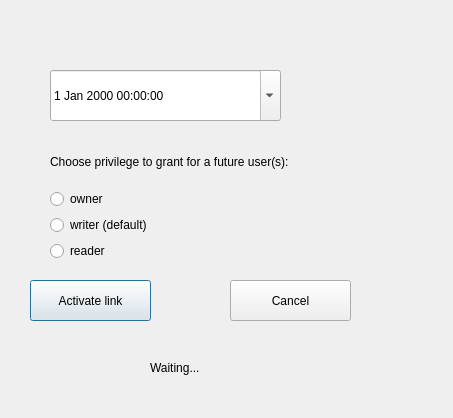
The window that GUI/SymposiumGui/activetimerlink.ui (RickZack/Symposium) describes before a commit, drawn with Qt 5.
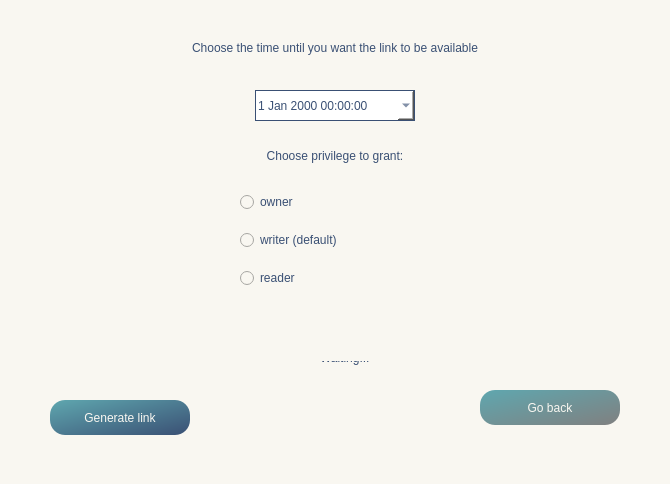
The same window after the commit. Icons and pictures are not drawn.

Patch:
```diff
--- a/GUI/SymposiumGui/activetimerlink.ui
+++ b/GUI/SymposiumGui/activetimerlink.ui
@@ -6,22 +6,38 @@
    <rect>
     <x>0</x>
     <y>0</y>
-    <width>453</width>
-    <height>418</height>
+    <width>670</width>
+    <height>484</height>
    </rect>
   </property>
   <property name="windowTitle">
-   <string>Dialog</string>
+   <string>Timer link</string>
+  </property>
+  <property name="windowIcon">
+   <iconset resource="resources.qrc">
+    <normaloff>:/icon/logo1.png</normaloff>:/icon/logo1.png</iconset>
+  </property>
+  <property name="styleSheet">
+   <string notr="true">background-color: rgb(249, 247, 241); </string>
   </property>
   <widget class="QDateTimeEdit" name="time">
    <property name="geometry">
     <rect>
-     <x>50</x>
-     <y>70</y>
-     <width>231</width>
-     <height>51</height>
+     <x>255</x>
+     <y>90</y>
+     <width>160</width>
+     <height>31</height>
     </rect>
    </property>
+   <property name="styleSheet">
+    <string notr="true">background-color: white;
+color: rgb(58, 80, 116); 
+font: 11pt &quot;Baskerville Old Face&quot;;
+border-width: 1px; 
+border-style: solid;
+border-color: rgb(58, 80, 116); 
+</string>
+   </property>
    <property name="calendarPopup">
     <bool>true</bool>
    </property>
@@ -29,48 +45,57 @@
   <widget class="QPushButton" name="ok">
    <property name="geometry">
     <rect>
-     <x>30</x>
-     <y>280</y>
-     <width>121</width>
-     <height>41</height>
+     <x>50</x>
+     <y>400</y>
+     <width>140</width>
+     <height>35</height>
     </rect>
    </property>
+   <property name="styleSheet">
+    <string notr="true">background-color: qlineargradient(x1: 0, y1: 0, x2: 1, y2: 1, stop: 0 rgb(95, 167, 175), stop: 1 rgb(58, 80, 116));
+color: rgb(249, 247, 241); 
+font: 14pt &quot;Baskerville Old Face&quot;;
+border-radius:15px;</string>
+   </property>
    <property name="text">
-    <string>Activate link</string>
+    <string>Generate link</string>
    </property>
   </widget>
   <widget class="QPushButton" name="cancel">
    <property name="geometry">
     <rect>
-     <x>230</x>
-     <y>280</y>
-     <width>121</width>
-     <height>41</height>
+     <x>480</x>
+     <y>390</y>
+     <width>140</width>
+     <height>35</height>
     </rect>
    </property>
+   <property name="styleSheet">
+    <string notr="true">background-color: qlineargradient(x1: 0, y1: 0, x2: 1, y2: 1, stop: 0 rgb(95, 167, 175), stop: 1 grey);
+color: rgb(249, 247, 241); 
+font: 14pt &quot;Baskerville Old Face&quot;;
+border-radius:15px;</string>
+   </property>
    <property name="text">
-    <string>Cancel</string>
+    <string>Go back</string>
    </property>
   </widget>
   <widget class="QWidget" name="verticalLayoutWidget">
    <property name="geometry">
     <rect>
-     <x>50</x>
-     <y>140</y>
-     <width>264</width>
+     <x>240</x>
+     <y>180</y>
+     <width>151</width>
      <height>121</height>
     </rect>
    </property>
    <layout class="QVBoxLayout" name="verticalLayout">
-    <item>
-     <widget class="QLabel" name="label">
-      <property name="text">
-       <string>Choose privilege to grant for a future user(s):</string>
-      </property>
-     </widget>
-    </item>
     <item>
      <widget class="QRadioButton" name="owner">
+      <property name="styleSheet">
+       <string notr="true">font: 12pt &quot;Baskerville Old Face&quot;;
+color: rgb(58, 80, 116); </string>
+      </property>
       <property name="text">
        <string>owner</string>
       </property>
@@ -78,6 +103,10 @@
     </item>
     <item>
      <widget class="QRadioButton" name="writer">
+      <property name="styleSheet">
+       <string notr="true">font: 12pt &quot;Baskerville Old Face&quot;;
+color: rgb(58, 80, 116); </string>
+      </property>
       <property name="text">
        <string>writer (default)</string>
       </property>
@@ -85,6 +114,10 @@
     </item>
     <item>
      <widget class="QRadioButton" name="reader">
+      <property name="styleSheet">
+       <string notr="true">font: 12pt &quot;Baskerville Old Face&quot;;
+color: rgb(58, 80, 116); </string>
+      </property>
       <property name="text">
        <string>reader</string>
       </property>
@@ -95,10 +128,10 @@
   <widget class="QLabel" name="gif">
    <property name="geometry">
     <rect>
-     <x>70</x>
-     <y>350</y>
-     <width>55</width>
-     <height>51</height>
+     <x>230</x>
+     <y>320</y>
+     <width>61</width>
+     <height>61</height>
     </rect>
    </property>
    <property name="text">
@@ -108,16 +141,81 @@
   <widget class="QLabel" name="waiting">
    <property name="geometry">
     <rect>
-     <x>150</x>
-     <y>360</y>
-     <width>151</width>
-     <height>16</height>
+     <x>320</x>
+     <y>340</y>
+     <width>81</width>
+     <height>35</height>
     </rect>
    </property>
+   <property name="styleSheet">
+    <string notr="true">font: 12pt &quot;Baskerville Old Face&quot;;
+color: rgb(58, 80, 116); </string>
+   </property>
    <property name="text">
     <string>Waiting...</string>
    </property>
   </widget>
+  <widget class="QLabel" name="label_2">
+   <property name="geometry">
+    <rect>
+     <x>110</x>
+     <y>30</y>
+     <width>450</width>
+     <height>35</height>
+    </rect>
+   </property>
+   <property name="styleSheet">
+    <string notr="true">font: 12pt &quot;Baskerville Old Face&quot;;
+color: rgb(58, 80, 116);</string>
+   </property>
+   <property name="text">
+    <string>Choose the time until you want the link to be available</string>
+   </property>
+   <property name="alignment">
+    <set>Qt::AlignCenter</set>
+   </property>
+  </widget>
+  <widget class="QLabel" name="errorMess">
+   <property name="geometry">
+    <rect>
+     <x>40</x>
+     <y>340</y>
+     <width>590</width>
+     <height>21</height>
+    </rect>
+   </property>
+   <property name="styleSheet">
+    <string notr="true">font: 11pt &quot;Baskerville Old Face&quot;;
+color: red; 
+text-align:center;</string>
+   </property>
+   <property name="text">
+    <string/>
+   </property>
+   <property name="alignment">
+    <set>Qt::AlignCenter</set>
+   </property>
+  </widget>
+  <widget class="QLabel" name="label">
+   <property name="geometry">
+    <rect>
+     <x>234</x>
+     <y>140</y>
+     <width>202</width>
+     <height>31</height>
+    </rect>
+   </property>
+   <property name="styleSheet">
+    <string notr="true">font: 12pt &quot;Baskerville Old Face&quot;;
+color: rgb(58, 80, 116); </string>
+   </property>
+   <property name="text">
+    <string>Choose privilege to grant:</string>
+   </property>
+   <property name="alignment">
+    <set>Qt::AlignCenter</set>
+   </property>
+  </widget>
  </widget>
  <resources/>
  <connections/>
```
Left out of the diff: 4 changed lines with no effect on the pictures.
